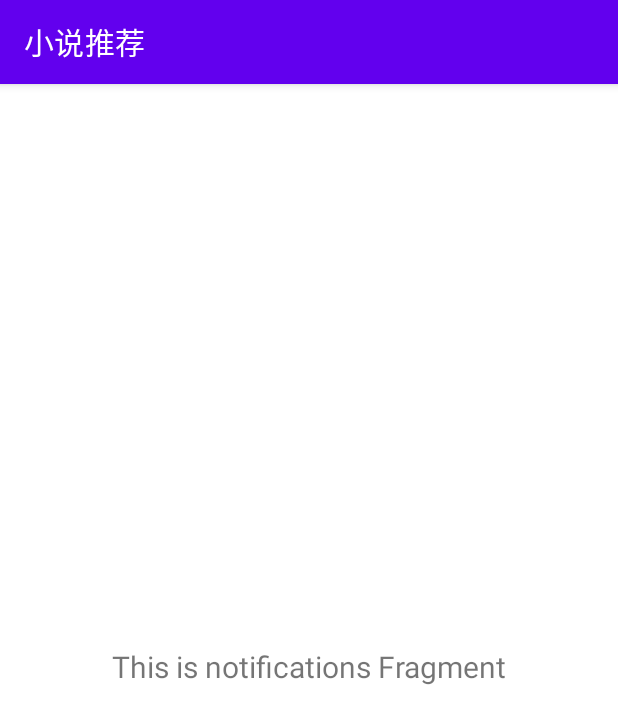
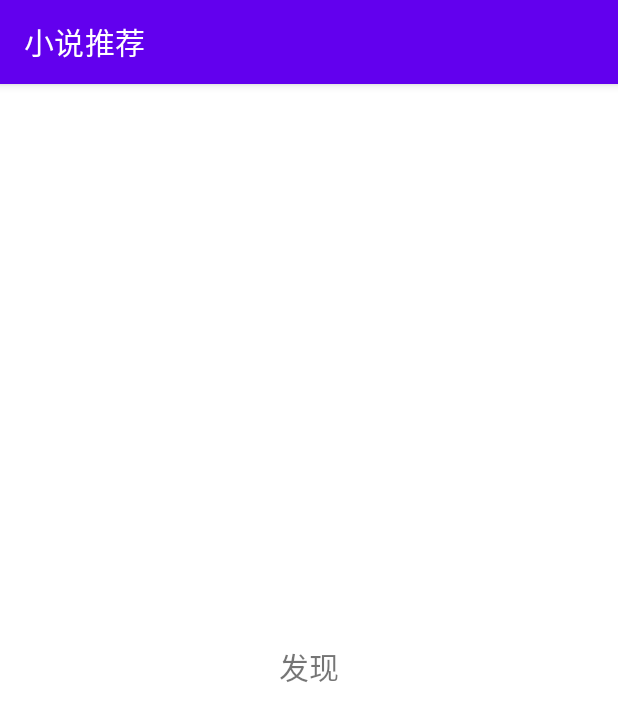
Before and after one commit to zerofancy/novelandroid, an Android app: the fragment DiscoverFragment shown on its own in the app's theme, on a phone screen of 412 x 824 dp. Shown: the top 724 px of the screen. Run offline under Robolectric (Android 15) with nearby library versions, the phone set to English and light mode, and no system bars.

Commit message:
重命名

```diff
--- a/app/src/main/java/top/ntutn/novelrecommend/ui/home/HomeViewModel.kt
+++ b/app/src/main/java/top/ntutn/novelrecommend/ui/dashboard/BookShelfViewModel.kt
@@ -1,13 +1,13 @@
-package top.ntutn.novelrecommend.ui.home
+package top.ntutn.novelrecommend.ui.dashboard
 
 import androidx.lifecycle.LiveData
 import androidx.lifecycle.MutableLiveData
 import androidx.lifecycle.ViewModel
 
-class HomeViewModel : ViewModel() {
+class BookShelfViewModel : ViewModel() {
 
     private val _text = MutableLiveData<String>().apply {
-        value = "This is home Fragment"
+        value = "书架"
     }
     val text: LiveData<String> = _text
 }
--- a/app/src/main/java/top/ntutn/novelrecommend/ui/notifications/NotificationsFragment.kt
+++ b/app/src/main/java/top/ntutn/novelrecommend/ui/home/DiscoverFragment.kt
@@ -1,4 +1,4 @@
-package top.ntutn.novelrecommend.ui.notifications
+package top.ntutn.novelrecommend.ui.home
 
 import android.os.Bundle
 import android.view.LayoutInflater
@@ -10,20 +10,20 @@ import androidx.lifecycle.Observer
 import androidx.lifecycle.ViewModelProvider
 import top.ntutn.novelrecommend.R
 
-class NotificationsFragment : Fragment() {
+class DiscoverFragment : Fragment() {
 
-    private lateinit var notificationsViewModel: NotificationsViewModel
+    private lateinit var discoverViewModel: DiscoverViewModel
 
     override fun onCreateView(
         inflater: LayoutInflater,
         container: ViewGroup?,
         savedInstanceState: Bundle?
     ): View? {
-        notificationsViewModel =
-            ViewModelProvider(this).get(NotificationsViewModel::class.java)
-        val root = inflater.inflate(R.layout.fragment_notifications, container, false)
-        val textView: TextView = root.findViewById(R.id.text_notifications)
-        notificationsViewModel.text.observe(viewLifecycleOwner, Observer {
+        discoverViewModel =
+            ViewModelProvider(this).get(DiscoverViewModel::class.java)
+        val root = inflater.inflate(R.layout.fragment_discover, container, false)
+        val textView: TextView = root.findViewById(R.id.text_discover)
+        discoverViewModel.text.observe(viewLifecycleOwner, Observer {
             textView.text = it
         })
         return root
--- a/app/src/main/java/top/ntutn/novelrecommend/ui/notifications/NotificationsViewModel.kt
+++ b/app/src/main/java/top/ntutn/novelrecommend/ui/home/DiscoverViewModel.kt
@@ -1,13 +1,13 @@
-package top.ntutn.novelrecommend.ui.notifications
+package top.ntutn.novelrecommend.ui.home
 
 import androidx.lifecycle.LiveData
 import androidx.lifecycle.MutableLiveData
 import androidx.lifecycle.ViewModel
 
-class NotificationsViewModel : ViewModel() {
+class DiscoverViewModel : ViewModel() {
 
     private val _text = MutableLiveData<String>().apply {
-        value = "This is notifications Fragment"
+        value = "发现"
     }
     val text: LiveData<String> = _text
 }
--- a/app/src/main/java/top/ntutn/novelrecommend/ui/dashboard/DashboardViewModel.kt
+++ b/app/src/main/java/top/ntutn/novelrecommend/ui/notifications/MeViewModel.kt
@@ -1,13 +1,13 @@
-package top.ntutn.novelrecommend.ui.dashboard
+package top.ntutn.novelrecommend.ui.notifications
 
 import androidx.lifecycle.LiveData
 import androidx.lifecycle.MutableLiveData
 import androidx.lifecycle.ViewModel
 
-class DashboardViewModel : ViewModel() {
+class MeViewModel : ViewModel() {
 
     private val _text = MutableLiveData<String>().apply {
-        value = "This is dashboard Fragment"
+        value = "我的"
     }
     val text: LiveData<String> = _text
 }
--- a/app/src/main/res/layout/fragment_notifications.xml
+++ b/app/src/main/res/layout/fragment_bookshelf.xml
@@ -4,10 +4,10 @@
     xmlns:tools="http://schemas.android.com/tools"
     android:layout_width="match_parent"
     android:layout_height="match_parent"
-    tools:context=".ui.notifications.NotificationsFragment">
+    tools:context=".ui.dashboard.BookShelfFragment">
 
     <TextView
-        android:id="@+id/text_notifications"
+        android:id="@+id/text_bookshelf"
         android:layout_width="match_parent"
         android:layout_height="wrap_content"
         android:layout_marginStart="8dp"
--- a/app/src/main/res/layout/fragment_dashboard.xml
+++ b/app/src/main/res/layout/fragment_discover.xml
@@ -4,10 +4,10 @@
     xmlns:tools="http://schemas.android.com/tools"
     android:layout_width="match_parent"
     android:layout_height="match_parent"
-    tools:context=".ui.dashboard.DashboardFragment">
+    tools:context=".ui.home.DiscoverFragment">
 
     <TextView
-        android:id="@+id/text_dashboard"
+        android:id="@+id/text_discover"
         android:layout_width="match_parent"
         android:layout_height="wrap_content"
         android:layout_marginStart="8dp"
--- a/app/src/main/res/layout/fragment_home.xml
+++ b/app/src/main/res/layout/fragment_me.xml
@@ -4,10 +4,10 @@
     xmlns:tools="http://schemas.android.com/tools"
     android:layout_width="match_parent"
     android:layout_height="match_parent"
-    tools:context=".ui.home.HomeFragment">
+    tools:context=".ui.notifications.MeFragment">
 
     <TextView
-        android:id="@+id/text_home"
+        android:id="@+id/text_me"
         android:layout_width="match_parent"
         android:layout_height="wrap_content"
         android:layout_marginStart="8dp"
```
Also changed, not shown: app/src/main/java/top/ntutn/novelrecommend/ui/dashboard/BookShelfFragment.kt (renamed from app/src/main/java/top/ntutn/novelrecommend/ui/home/HomeFragment.kt, +8 -8 lines), app/src/main/java/top/ntutn/novelrecommend/ui/notifications/MeFragment.kt (renamed from app/src/main/java/top/ntutn/novelrecommend/ui/dashboard/DashboardFragment.kt, +8 -8 lines), app/src/main/res/drawable/ic_dashboard_black_24dp.xml (deleted, +0 -9 lines), app/src/main/res/drawable/ic_home_black_24dp.xml (deleted, +0 -9 lines), app/src/main/res/drawable/ic_notifications_black_24dp.xml (deleted, +0 -9 lines), app/src/main/res/navigation/mobile_navigation.xml (+6 -6 lines).
